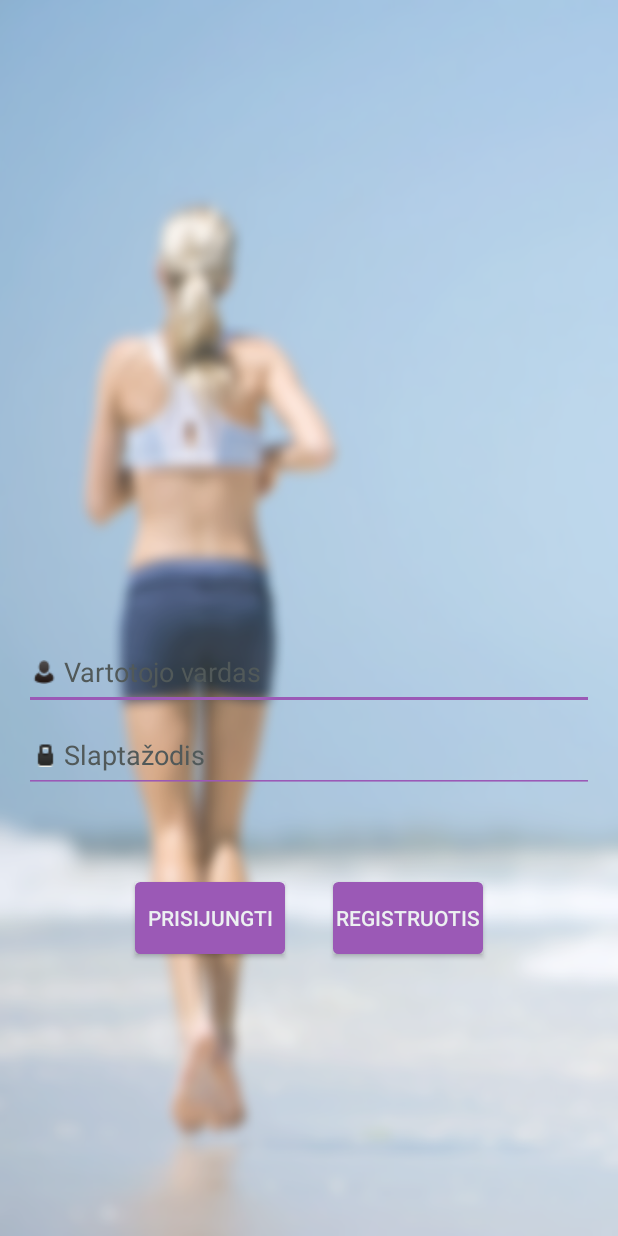
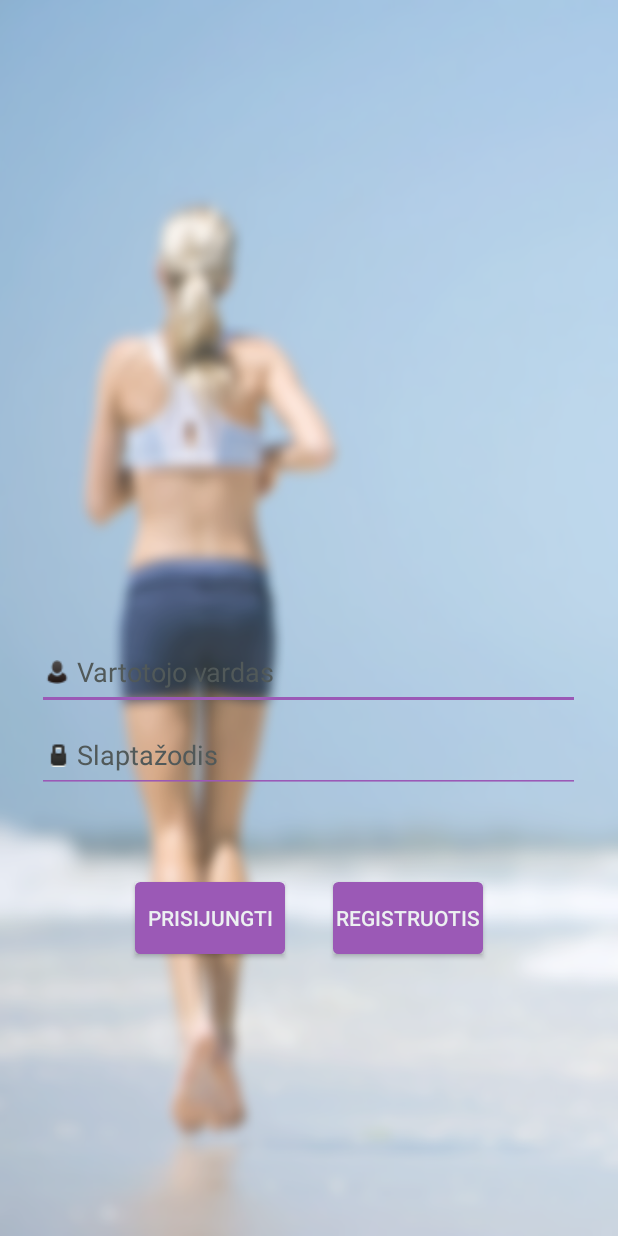
Before and after one commit to benasmi/sveikasGyvenimas, an Android app: the LoginActivity screen opened directly, with no data from a screen before it, on a phone screen of 412 x 824 dp. Run offline under Robolectric (Android 15) with nearby library versions, the phone set to English and light mode, and no system bars.

Commit message:
login activity

```diff
--- a/sveikasGyvenimas/app/src/main/res/drawable/edit_borders.xml
+++ b/sveikasGyvenimas/app/src/main/res/drawable/edit_borders.xml
@@ -4,19 +4,19 @@
 
     <!-- view background color -->
     <solid
-        android:color="#ffffff"
+        android:color="#8F3E97"
         >
     </solid>
 
     <!-- view border color and width -->
     <stroke
         android:width="1dp"
-        android:color="#bcbcbc" >
+        android:color="#8F3E97" >
     </stroke>
 
     <!-- The radius makes the corners rounded -->
     <corners
-        android:radius="2dp"   >
+        android:radius="0dp"   >
     </corners>
 
 </shape>
--- a/sveikasGyvenimas/app/src/main/res/layout/activity_login.xml
+++ b/sveikasGyvenimas/app/src/main/res/layout/activity_login.xml
@@ -30,14 +30,15 @@
             android:layout_alignParentTop="true"
             android:layout_centerHorizontal="true"
             android:hint="Vartotojo vardas"
-            android:paddingLeft="5dp" />
+            android:paddingLeft="5dp"
+            android:layout_marginLeft="50dp" />
 
         <EditText
             android:layout_width="380dp"
             android:layout_height="50dp"
-            android:inputType="textPassword"
             android:drawableLeft="@drawable/lock_icon"
             android:drawablePadding="5dp"
+            android:inputType="textPassword"
             android:ems="10"
             android:textColorHint="#515959"
             android:id="@+id/login_password_text"
@@ -45,7 +46,8 @@
             android:layout_centerHorizontal="true"
             android:layout_marginTop="5dp"
             android:hint="Slaptažodis"
-            android:paddingLeft="5dp" />
+            android:paddingLeft="5dp"
+            android:layout_marginLeft="50dp" />
 
     </RelativeLayout>
 
@@ -69,7 +71,7 @@
         android:text="Registruotis"
         android:textColor="#ecf0f1"
         android:id="@+id/register_link_button"
-        android:onClick="registerRedirect"
+        android:onClick="logIn"
         android:background="@drawable/button_borders_green"
         android:layout_alignBottom="@+id/login_button"
         android:layout_alignParentRight="true"
```
